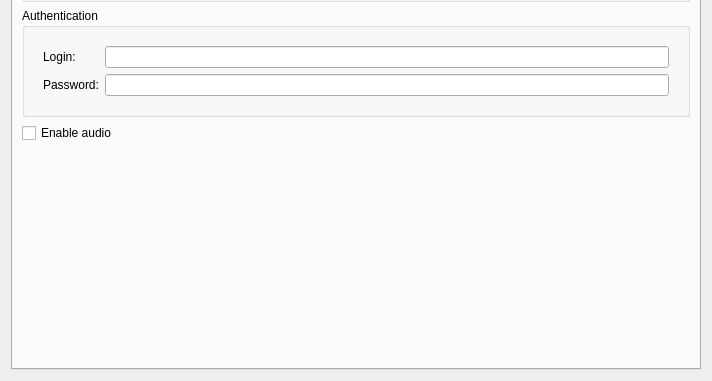
This is client/src/ui/widgets/properties/single_camera_settings_widget.ui in networkoptix/nx_open as Qt 5 draws it before an edit; both pictures show x 0 to 712 and y 210 to 591 of the 712 by 591 pixel window. The edited form follows.
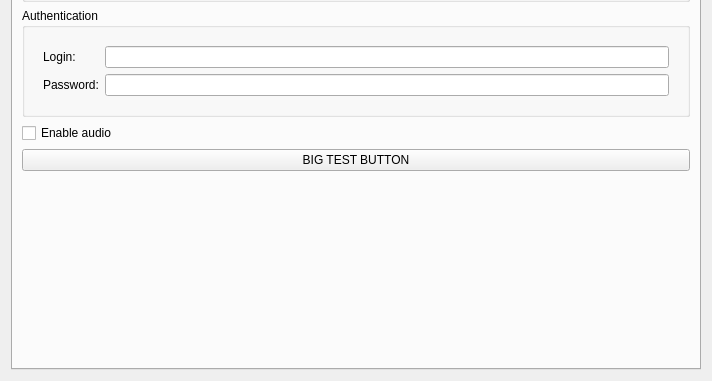
This is the edited form. Custom widgets are drawn as their Qt base class.

The edit to the form file:
```diff
--- a/client/src/ui/widgets/properties/single_camera_settings_widget.ui
+++ b/client/src/ui/widgets/properties/single_camera_settings_widget.ui
@@ -182,6 +182,13 @@
          </property>
         </widget>
        </item>
+       <item>
+        <widget class="QPushButton" name="bigTestButton">
+         <property name="text">
+          <string>BIG TEST BUTTON</string>
+         </property>
+        </widget>
+       </item>
        <item>
         <spacer name="verticalSpacer">
          <property name="orientation">
```
